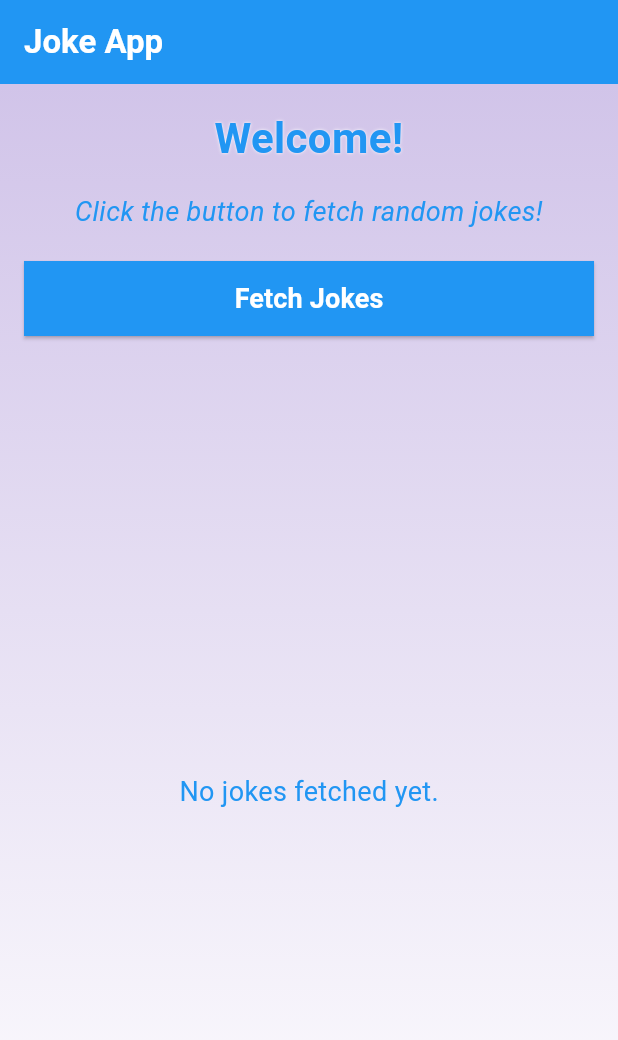
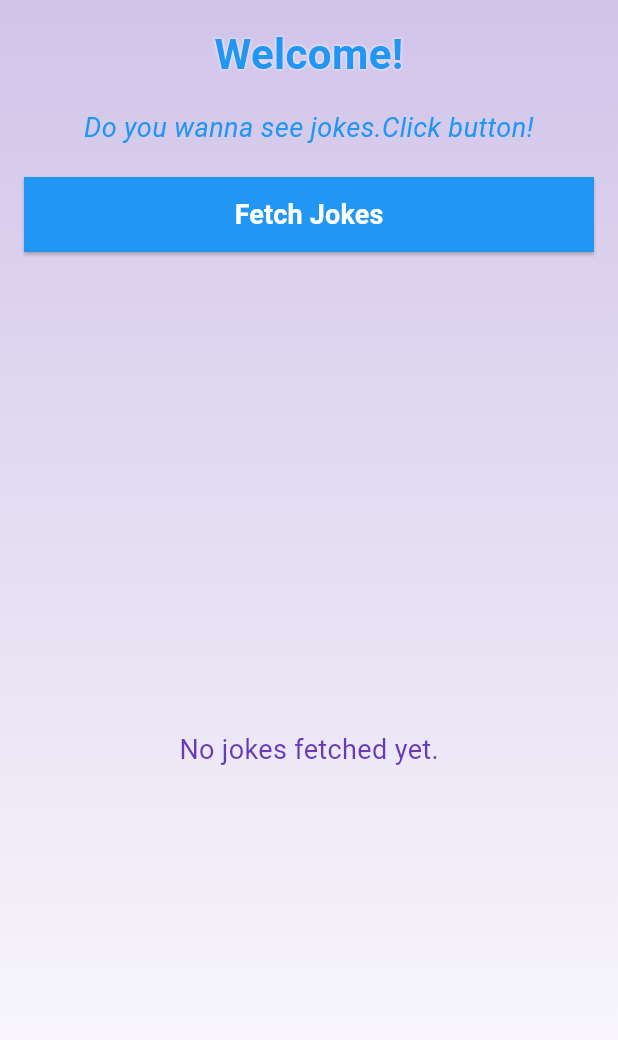
Before and after one commit to AvishkaWPA/Joke_App, a Flutter app: the screen it shows after launch, on a phone screen of 412 x 824 dp. Shown: the top 1040 px of the screen. Run offline on Flutter 3.47's test engine with Material 3 defaults, Android fonts, the phone set to English and light mode, and no system bars; our stand-ins replace dio.

Commit message:
cart organized

```diff
--- a/lib/main.dart
+++ b/lib/main.dart
@@ -42,24 +42,13 @@ class _JokeListPageState extends State<JokeListPage> {
   @override
   Widget build(BuildContext context) {
     return Scaffold(
-      appBar: AppBar(
-        title: const Text(
-          'Joke App',
-          style: TextStyle(
-              fontWeight: FontWeight.bold,
-              color: Colors.white
-          ),
-        ),
-        backgroundColor: Colors.blue,
-      ),
       body: Container(
         decoration: BoxDecoration(
             gradient: LinearGradient(
-              begin: Alignment.topCenter,
-              end: Alignment.bottomCenter,
-              colors: [Colors.deepPurple.shade100, Colors.white],
-            )
-        ),
+          begin: Alignment.topCenter,
+          end: Alignment.bottomCenter,
+          colors: [Colors.deepPurple.shade100, Colors.white],
+        )),
         child: Padding(
           padding: const EdgeInsets.all(16.0),
           child: Column(
@@ -71,13 +60,12 @@ class _JokeListPageState extends State<JokeListPage> {
                     fontSize: 28,
                     fontWeight: FontWeight.bold,
                     color: Colors.blue,
-                    shadows: [Shadow(color: Colors.white, blurRadius: 2)]
-                ),
+                    shadows: [Shadow(color: Colors.white, blurRadius: 2)]),
                 textAlign: TextAlign.center,
               ),
               const SizedBox(height: 16),
               const Text(
-                'Click the button to fetch random jokes!',
+                'Do you wanna see jokes.Click button!',
                 style: TextStyle(
                   fontSize: 18,
                   fontWeight: FontWeight.w400,
@@ -88,13 +76,15 @@ class _JokeListPageState extends State<JokeListPage> {
               ),
               const SizedBox(height: 20),
               ElevatedButton(
-                  onPressed: () {_fetchJokes();},
+                  onPressed: () {
+                    _fetchJokes();
+                  },
                   style: const ButtonStyle(
-                      backgroundColor: WidgetStatePropertyAll<Color>(Colors.blue),
+                      backgroundColor:
+                          WidgetStatePropertyAll<Color>(Colors.blue),
                       minimumSize: WidgetStatePropertyAll<Size>(Size(0, 50)),
                       shape: WidgetStatePropertyAll(LinearBorder.none),
-                      enableFeedback: true
-                  ),
+                      enableFeedback: true),
                   child: const Text(
                     'Fetch Jokes',
                     style: TextStyle(
@@ -105,8 +95,8 @@ class _JokeListPageState extends State<JokeListPage> {
                   )),
               const SizedBox(height: 24),
               Expanded(
-                child: _isLoading ?
-                const Center(child: CircularProgressIndicator())
+                child: _isLoading
+                    ? const Center(child: CircularProgressIndicator())
                     : _buildJokeList(),
               )
             ],
@@ -116,30 +106,40 @@ class _JokeListPageState extends State<JokeListPage> {
     );
   }
 
-
+  /// Builds a list of jokes to display.
   Widget _buildJokeList() {
     if (_jokesRaw.isEmpty) {
       return const Center(
         child: Text(
           'No jokes fetched yet.',
-          style: TextStyle(fontSize: 18, color: Colors.blue),
+          style: TextStyle(fontSize: 18, color: Colors.deepPurple),
         ),
       );
     }
+
     return ListView.builder(
       itemCount: _jokesRaw.length,
       itemBuilder: (context, index) {
-        final jokeJson = _jokesRaw[index];
+        final joke = _jokesRaw[index];
+
+        // Render joke based on its type.
+        final isTwoPart = joke['type'] == 'twopart';
+        final jokeText = isTwoPart
+            ? '${joke['setup']}\n\n${joke['delivery']}' // Two-part joke
+            : joke['joke']; // Single-line joke
+
         return Card(
           margin: const EdgeInsets.only(bottom: 16),
           elevation: 4,
-          shape: RoundedRectangleBorder(borderRadius: BorderRadius.circular(12)),
+          shape: RoundedRectangleBorder(
+            borderRadius: BorderRadius.circular(12),
+          ),
           child: Padding(
-              padding: const EdgeInsets.all(16.0),
-              child: Text(
-                jsonEncode(jokeJson),
-                style: const TextStyle(fontSize: 14),
-              )
+            padding: const EdgeInsets.all(16.0),
+            child: Text(
+              jokeText,
+              style: const TextStyle(fontSize: 16, color: Colors.black87),
+            ),
           ),
         );
       },
```
